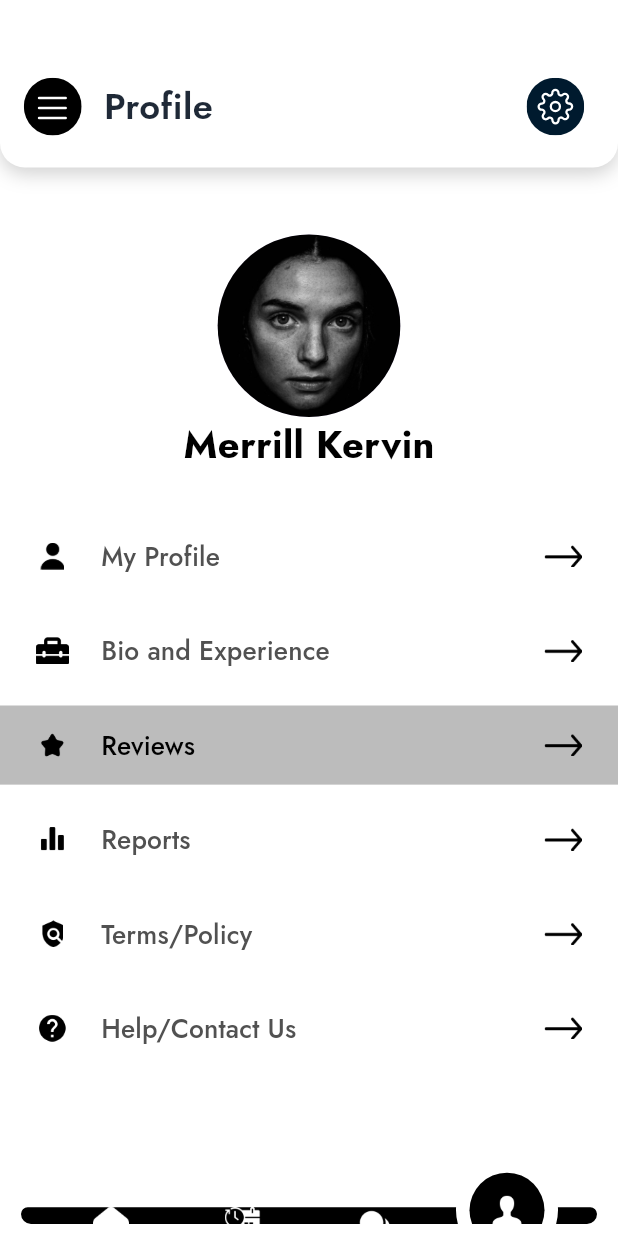
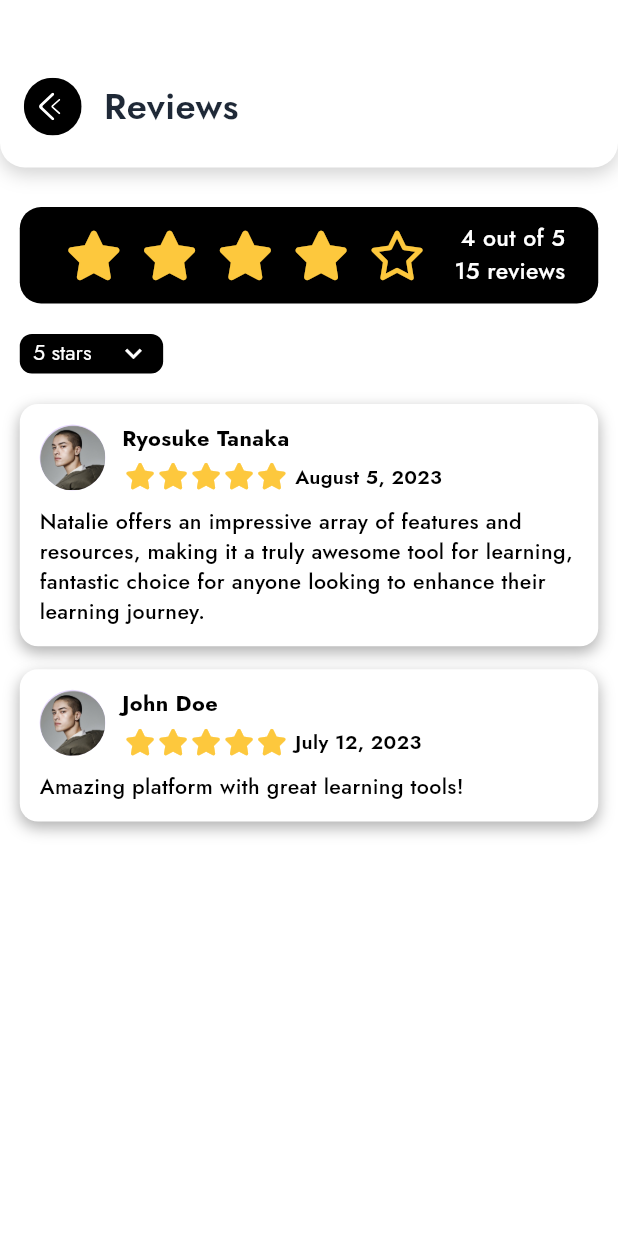
Before and after one commit to Hamzair/reapiroo_app, a Flutter app: the AppNavBar screen opened directly, item 4 of the bottom bar chosen, after a tap on "Reviews", on a phone screen of 412 x 824 dp. Run offline on Flutter 3.47's test engine with Material 3 defaults, Android fonts, the phone set to English and light mode, and no system bars; drawn by our look-alikes of animated_notch_bottom_bar; our stand-ins replace audioplayers, chewie, flutter_screenutil, flutter_svg, font_awesome_flutter, get and 6 more; missing offline and left inert: audio_wave, voice_message_package; project files that could hold a hidden picture were left out.

Commit message:
updated 25-10-2024

```diff
--- a/lib/const/color.dart
+++ b/lib/const/color.dart
@@ -13,6 +13,7 @@ class AppColors {
   static const Color fill = Color.fromRGBO(250, 250, 250, 1);
   static const Color buttontext = Color.fromRGBO(255, 255, 255, 1);
   static const Color buttonGrey= Color(0xFFB3B3B3);
+  static const Color goldenstar= Color.fromRGBO(253, 200, 61, 1);
 
 
 }
--- a/lib/const/images.dart
+++ b/lib/const/images.dart
@@ -60,4 +60,9 @@ class AppImages{
   static const notificationIcon = 'assets/images/notification_icon.png';
   static const star_icon = 'assets/images/star_icon.png';
   static const reports_icon = 'assets/images/reports_icon.png';
+  static const review_coments_image = 'review_coments_image.png';
+  static const today_appointment = 'assets/images/today_appointment_icon.png';
+  static const happy_customers = 'assets/images/happy_customers.png';
+  static const jobs_completed = 'assets/images/jobs_completed.png';
+  static const total_earned = 'assets/images/total_earned.png';
 }
--- a/lib/views/bottom_nav/bottom_nav.dart
+++ b/lib/views/bottom_nav/bottom_nav.dart
@@ -107,7 +107,7 @@ class _AppNavBarState extends State<AppNavBar> {
             activeItem: Image.asset(
               AppImages.bookingicon,
             ),
-            itemLabel: 'Bookings'.tr,
+            itemLabel: 'Request'.tr,
           ),
           BottomBarItem(
             inActiveItem: Image.asset(AppImages.chaticon),
--- a/lib/views/profile_screens/bio_and_experience/bio_and_experience_main.dart
+++ b/lib/views/profile_screens/bio_and_experience/bio_and_experience_main.dart
@@ -2,14 +2,9 @@ import 'package:flutter/material.dart';
 import 'package:flutter_screenutil/flutter_screenutil.dart';
 import 'package:get/get.dart';
 import 'package:repairoo/controllers/tech_controller.dart';
-import 'package:repairoo/views/auth/signup_view/components/details_screen.dart';
-import 'package:repairoo/views/auth/signup_view/components/document_screen.dart';
-import 'package:repairoo/views/auth/signup_view/components/personal_detail.dart';
 import 'package:repairoo/views/auth/signup_view/components/service_screen.dart';
 import 'package:repairoo/widgets/app_bars.dart';
-
 import '../../../const/color.dart';
-import '../../../const/images.dart';
 import '../../../const/text_styles.dart';
 
 class BioAndExperienceMain extends StatefulWidget {
@@ -58,6 +53,7 @@ class _BioAndExperienceMainState extends State<BioAndExperienceMain> { // Use th
           child: Column(
             children: [
               SizedBox(height: 24.h),
+              /// Personal, Service, detail, documents Container
               Container(
                 width: double.infinity,
                 height: 35.h,
--- a/lib/views/profile_screens/profile_screen.dart
+++ b/lib/views/profile_screens/profile_screen.dart
@@ -7,12 +7,12 @@ import 'package:repairoo/const/svg_icons.dart';
 import 'package:repairoo/const/text_styles.dart';
 import 'package:repairoo/views/profile_screens/bio_and_experience/bio_and_experience_main.dart';
 import 'package:repairoo/views/profile_screens/edit_profile_screen.dart';
+import 'package:repairoo/views/profile_screens/reports/reports_screen.dart';
+import 'package:repairoo/views/profile_screens/reviews/reviews_screen.dart';
 import 'package:repairoo/widgets/app_bars.dart';
-import 'package:repairoo/widgets/custom_button.dart';
-import 'package:repairoo/widgets/drop_down_widget.dart';
 import 'package:repairoo/widgets/profile_button_widget.dart';
 import 'dart:io';
-import '../../widgets/custom_input_fields.dart';
+
 
 class ProfileScreen extends StatefulWidget {
   const ProfileScreen({super.key});
@@ -104,7 +104,7 @@ class _EditProfileScreenState extends State<ProfileScreen> {
               /// Reviews
               ProfileButton(
                 onPressed: () {
-                  // Navigate to the SettingsScreen
+                  Get.to(ReviewsScreen());
                 },
                 label: "Reviews",
                 iconPath: AppImages.star_icon,
@@ -113,7 +113,7 @@ class _EditProfileScreenState extends State<ProfileScreen> {
               /// Reports
               ProfileButton(
                 onPressed: () {
-                  // Navigate to the SettingsScreen
+                  Get.to(ReportsScreen());
                 },
                 label: "Reports",
                 iconPath: AppImages.reports_icon,
--- /dev/null
+++ b/lib/views/profile_screens/reviews/reviews_screen.dart
@@ -0,0 +1,271 @@
+import 'package:flutter/material.dart';
+import 'package:flutter_screenutil/flutter_screenutil.dart';
+import 'package:get/get.dart';
+import 'package:repairoo/const/color.dart';
+import 'package:repairoo/const/images.dart';
+import 'package:repairoo/const/text_styles.dart';
+import 'package:repairoo/widgets/app_bars.dart';
+import 'package:font_awesome_flutter/font_awesome_flutter.dart';
+
+class ReviewsScreen extends StatefulWidget {
+  const ReviewsScreen({super.key});
+
+  @override
+  _ReviewsScreenState createState() => _ReviewsScreenState();
+}
+
+class _ReviewsScreenState extends State<ReviewsScreen> {
+  String selectedRating = "5 stars"; // Default selection for dropdown
+
+  // Mockup reviews data for each rating
+  final Map<String, List<Map<String, String>>> reviewsData = {
+    "5 stars": [
+      {
+        "name": "Ryosuke Tanaka",
+        "date": "August 5, 2023",
+        "comment": "Natalie offers an impressive array of features and resources, making it a truly awesome tool for learning, fantastic choice for anyone looking to enhance their learning journey.",
+      },
+      {
+        "name": "John Doe",
+        "date": "July 12, 2023",
+        "comment": "Amazing platform with great learning tools!",
+      },
+    ],
+    "4 stars": [
+      {
+        "name": "Jane Smith",
+        "date": "June 18, 2023",
+        "comment": "Very good but could use more variety in resources.",
+      },
+    ],
+    "3 stars": [
+      {
+        "name": "Alex Johnson",
+        "date": "May 3, 2023",
+        "comment": "Decent platform but I faced some technical issues.",
+      },
+    ],
+    "2 stars": [
+      {
+        "name": "Lily Brown",
+        "date": "April 20, 2023",
+        "comment": "Not as expected. Needs improvement.",
+      },
+    ],
+    "1 star": [
+      {
+        "name": "Samuel Green",
+        "date": "March 11, 2023",
+        "comment": "Poor experience. Wouldn't recommend.",
+      },
+    ],
+  };
+
+  @override
+  Widget build(BuildContext context) {
+    return GestureDetector(
+      onTap: () {
+        FocusScope.of(context).unfocus(); // Close the keyboard when tapping outside
+      },
+      child: Scaffold(
+        appBar: MyAppBar(
+          isMenu: false,
+          isNotification: false,
+          isTitle: true,
+          title: 'Reviews',
+          isSecondIcon: false,
+          onBackTap: () {
+            Get.back();
+          },
+        ),
+        backgroundColor: AppColors.secondary,
+        body: SingleChildScrollView(
+          child: Padding(
+            padding: EdgeInsets.symmetric(horizontal: 12.w),
+            child: Column(
+              crossAxisAlignment: CrossAxisAlignment.start,
+              children: [
+                SizedBox(height: 26.h),
+                /// Rating container
+                Container(
+                  padding: EdgeInsets.symmetric(horizontal: 20.w,vertical: 10.h),
+                  decoration: BoxDecoration(
+                    color: AppColors.primary,
+                    borderRadius: BorderRadius.circular(14.r),
+                  ),
+                  child: Row(
+                    mainAxisAlignment: MainAxisAlignment.spaceBetween,
+                    children: [
+                      Row(
+                        children: List.generate(
+                          5,
+                              (index) => Padding(
+                                padding: EdgeInsets.symmetric(horizontal: 8.w),
+                                child: Icon(
+                                                            index < 4
+                                  ? FontAwesomeIcons.solidStar  // Example: solid star icon
+                                  : FontAwesomeIcons.star, // Show empty star for 4 out of 5 rating
+                                                            color: AppColors.goldenstar,
+                                                            size: 30.w,
+                                                          ),
+                              ),
+                        ),
+                      ),
+                      Column(
+                        crossAxisAlignment: CrossAxisAlignment.end,
+                        children: [
+                          Text(
+                            '4 out of 5',
+                            style: jost500(
+                                14.sp,
+                                AppColors.buttontext,
+                            ),
+                          ),
+                          Text(
+                            '15 reviews',
+                            style: jost500(
+                              14.sp,
+                              AppColors.buttontext,
+                            ),
+                          ),
+                        ],
+                      ),
+                    ],
+                  ),
+                ),
+                SizedBox(height: 20.h),
+                /// Dropdown for selecting stars
+                Container(
+                  height: 26.h,
+                  width: 87.w,
+                  decoration: BoxDecoration(
+                    color: AppColors.primary,
+                    borderRadius: BorderRadius.circular(8.r), // Apply border radius here
+                  ),
+                  child: Padding(
+                    padding:  EdgeInsets.symmetric(horizontal: 8.w),
+                    child: DropdownButtonHideUnderline(
+                      child: DropdownButton<String>(
+                        value: selectedRating,
+                        icon: Icon(
+                          Icons.keyboard_arrow_down_sharp,
+                          color: AppColors.secondary,
+                        ),
+                        iconSize: 20.w,
+                        elevation: 16,
+                        dropdownColor: AppColors.primary,
+                        style: jost400(
+                          13.sp,
+                          AppColors.secondary,
+                        ),
+                        onChanged: (String? newValue) {
+                          setState(() {
+                            selectedRating = newValue!;
+                          });
+                        },
+                        items: <String>[
+                          '5 stars',
+                          '4 stars',
+                          '3 stars',
+                          '2 stars',
+                          '1 star'
+                        ].map<DropdownMenuItem<String>>((String value) {
+                          return DropdownMenuItem<String>(
+                            value: value,
+                            child: Text(value),
+                          );
+                        }).toList(),
+                      ),
+                    ),
+                  ),
+                ),
+                SizedBox(height: 20.h),
+                /// Display Reviews Based on Selected Rating
+                Column(
+                  children: reviewsData[selectedRating]!.map((review) {
+                    return Container(
+                      margin: EdgeInsets.only(bottom: 15.h),
+                      padding: EdgeInsets.all(12.w),
+                      decoration: BoxDecoration(
+                        color: Colors.white,
+                        borderRadius: BorderRadius.circular(12.r),
+                        boxShadow: [
+                          BoxShadow(
+                            color: Colors.black.withOpacity(0.3),
+                            blurRadius: 8,
+                            offset: Offset(0, 4),
+                          ),
+                        ],
+                      ),
+                      child: Column(
+                        crossAxisAlignment: CrossAxisAlignment.start,
+                        children: [
+                          Row(
+                            children: [
+                              CircleAvatar(
+                                radius: 20.w,
+                                backgroundImage: AssetImage("assets/images/review_coments_image.png"), // Correct usage with AssetImage
+                              ),
+
+                              SizedBox(width: 10.w),
+                              Column(
+                                crossAxisAlignment: CrossAxisAlignment.start,
+                                children: [
+                                  Text(
+                                    review['name']!,
+                                    style: jost700(13.23.sp, AppColors.primary,),
+                                  ),
+                                  SizedBox(height: 5.h),
+                                  Row(
+                                    children: [
+                                      Row(
+                                        children: List.generate(
+                                          5,
+                                              (index) => Padding(
+                                            padding: EdgeInsets.symmetric(horizontal: 2.w), // Adjust right padding as needed
+                                            child: Icon(
+                                              index < int.parse(selectedRating[0])
+                                                  ? FontAwesomeIcons.solidStar
+                                                  : FontAwesomeIcons.star,
+                                              color: AppColors.goldenstar,
+                                              size: 16.w,
+                                            ),
+                                          ),
+                                        ),
+                                      ),
+
+                                      SizedBox(width: 5.w),
+                                      Text(
+                                        review['date']!,
+                                        style: jost600(
+                                            12.sp,
+                                            AppColors.primary,
+                                        ),
+                                      ),
+                                    ],
+                                  ),
+                                ],
+                              ),
+                            ],
+                          ),
+                          SizedBox(height: 10.h),
+                          Text(
+                            review['comment']!,
+                            style: jost500(
+                              13.sp,
+                              AppColors.primary,
+                            ),
+                          ),
+                        ],
+                      ),
+                    );
+                  }).toList(),
+                ),
+              ],
+            ),
+          ),
+        ),
+      ),
+    );
+  }
+}
--- a/pubspec.yaml
+++ b/pubspec.yaml
@@ -53,6 +53,7 @@ dependencies:
   audioplayers: ^6.1.0
   audio_wave: ^0.1.5
   voice_message_package: ^2.2.1
+  font_awesome_flutter: ^10.2.1
 
 dev_dependencies:
   flutter_test:
```
Also changed, not shown: lib/views/auth/signup_view/components/service_screen.dart (+17 -10 lines), lib/views/booking_screens/booking_screen_main.dart (+25 -15 lines), lib/views/booking_screens/today_screen_content.dart (+3 -19 lines), lib/views/booking_screens/today_screen_widgets/today_screen_booking_card.dart (+51 -5 lines), lib/views/profile_screens/reports/reports_screen.dart (added, +199 -0 lines), assets/images/happy_customers.png (added), assets/images/jobs_completed.png (added), assets/images/review_coments_image.png (added), assets/images/today_appointment_icon.png (added), assets/images/total_earned.png (added), pubspec.lock.
